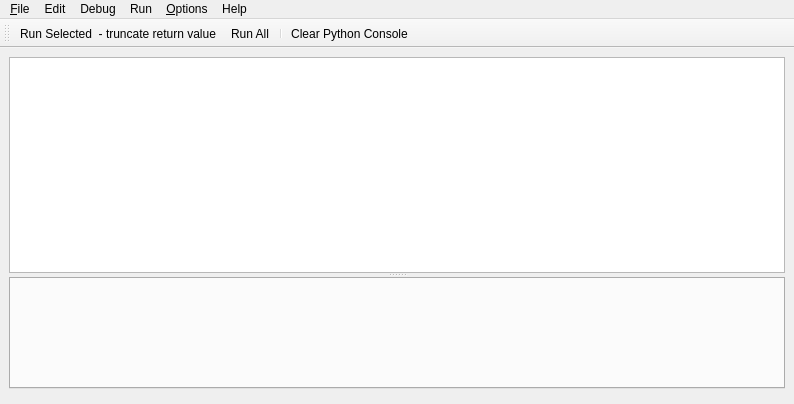
Qt form preditor/gui/ui/loggerwindow.ui (blurstudio/PrEditor) before a commit.
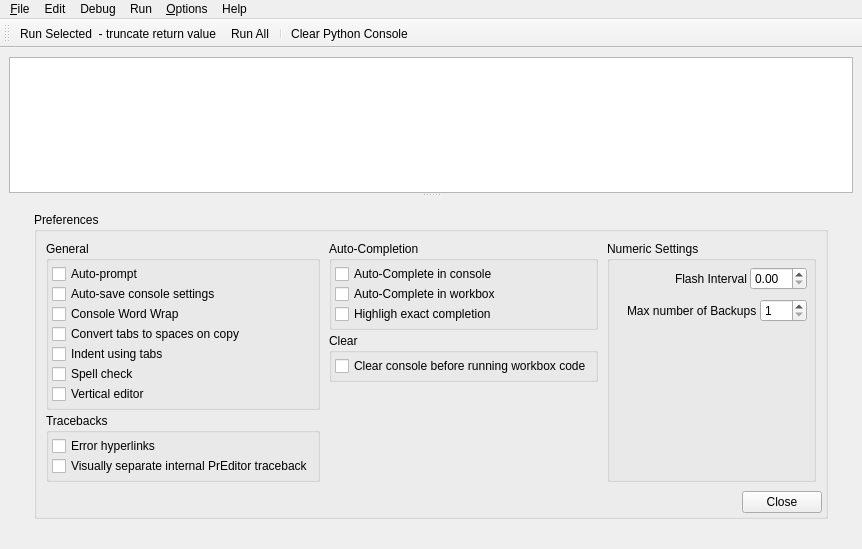
The same form after that commit. Custom widgets are drawn as their Qt base class.

Commit message: Move Preferences to a uiWorkboxSTACK page

```diff
--- a/preditor/gui/ui/loggerwindow.ui
+++ b/preditor/gui/ui/loggerwindow.ui
@@ -6,8 +6,8 @@
    <rect>
     <x>0</x>
     <y>0</y>
-    <width>794</width>
-    <height>404</height>
+    <width>862</width>
+    <height>549</height>
    </rect>
   </property>
   <property name="minimumSize">
@@ -35,8 +35,11 @@
        </property>
       </widget>
       <widget class="QStackedWidget" name="uiWorkboxSTACK">
+       <property name="frameShape">
+        <enum>QFrame::NoFrame</enum>
+       </property>
        <property name="currentIndex">
-        <number>1</number>
+        <number>2</number>
        </property>
        <widget class="QWidget" name="Options">
         <layout class="QVBoxLayout" name="verticalLayout_5">
@@ -84,6 +87,619 @@
          </item>
         </layout>
        </widget>
+       <widget class="QWidget" name="page">
+        <layout class="QVBoxLayout" name="verticalLayout_8">
+         <item>
+          <widget class="QWidget" name="uiPreferencesPAGE" native="true">
+           <property name="styleSheet">
+            <string notr="true"/>
+           </property>
+           <layout class="QVBoxLayout" name="verticalLayout_2">
+            <property name="spacing">
+             <number>3</number>
+            </property>
+            <property name="leftMargin">
+             <number>3</number>
+            </property>
+            <property name="topMargin">
+             <number>3</number>
+            </property>
+            <property name="rightMargin">
+             <number>3</number>
+            </property>
+            <property name="bottomMargin">
+             <number>3</number>
+            </property>
+            <item>
+             <spacer name="verticalSpacer_3">
+              <property name="orientation">
+               <enum>Qt::Vertical</enum>
+              </property>
+              <property name="sizeHint" stdset="0">
+               <size>
+                <width>20</width>
+                <height>40</height>
+               </size>
+              </property>
+             </spacer>
+            </item>
+            <item>
+             <widget class="QWidget" name="widget_2" native="true">
+              <property name="styleSheet">
+               <string notr="true"/>
+              </property>
+              <layout class="QHBoxLayout" name="horizontalLayout_2">
+               <property name="spacing">
+                <number>3</number>
+               </property>
+               <property name="leftMargin">
+                <number>3</number>
+               </property>
+               <property name="topMargin">
+                <number>3</number>
+               </property>
+               <property name="rightMargin">
+                <number>3</number>
+               </property>
+               <property name="bottomMargin">
+                <number>3</number>
+               </property>
+               <item>
+                <spacer name="horizontalSpacer">
+                 <property name="orientation">
+                  <enum>Qt::Horizontal</enum>
+                 </property>
+                 <property name="sizeHint" stdset="0">
+                  <size>
+                   <width>40</width>
+                   <height>20</height>
+                  </size>
+                 </property>
+                </spacer>
+               </item>
+               <item>
+                <widget class="QGroupBox" name="uiPreferencesGRP">
+                 <property name="styleSheet">
+                  <string notr="true"/>
+                 </property>
+                 <property name="title">
+                  <string>Preferences</string>
+                 </property>
+                 <layout class="QVBoxLayout" name="verticalLayout_12">
+                  <property name="spacing">
+                   <number>3</number>
+                  </property>
+                  <property name="leftMargin">
+                   <number>3</number>
+                  </property>
+                  <property name="topMargin">
+                   <number>3</number>
+                  </property>
+                  <property name="rightMargin">
+                   <number>3</number>
+                  </property>
+                  <property name="bottomMargin">
+                   <number>3</number>
+                  </property>
+                  <item>
+                   <widget class="QWidget" name="uiPreferencesWDGT" native="true">
+                    <property name="styleSheet">
+                     <string notr="true"/>
+                    </property>
+                    <layout class="QHBoxLayout" name="horizontalLayout_3">
+                     <property name="spacing">
+                      <number>3</number>
+                     </property>
+                     <property name="leftMargin">
+                      <number>3</number>
+                     </property>
+                     <property name="topMargin">
+                      <number>3</number>
+                     </property>
+                     <property name="rightMargin">
+                      <number>3</number>
+                     </property>
+                     <property name="bottomMargin">
+                      <number>3</number>
+                     </property>
+                     <item>
+                      <widget class="QWidget" name="widget_3" native="true">
+                       <property name="styleSheet">
+                        <string notr="true"/>
+                       </property>
+                       <layout class="QVBoxLayout" name="verticalLayout_6">
+                        <property name="spacing">
+                         <number>3</number>
+                        </property>
+                        <property name="leftMargin">
+                         <number>3</number>
+                        </property>
+                        <property name="topMargin">
+                         <number>3</number>
+                        </property>
+                        <property name="rightMargin">
+                         <number>3</number>
+                        </property>
+                        <property name="bottomMargin">
+                         <number>3</number>
+                        </property>
+                        <item>
+                         <widget class="QGroupBox" name="uiGeneralGRP">
+                          <property name="title">
+                           <string>General</string>
+                          </property>
+                          <layout class="QVBoxLayout" name="verticalLayout_10">
+                           <property name="spacing">
+                            <number>0</number>
+                           </property>
+                           <property name="leftMargin">
+                            <number>3</number>
+                           </property>
+                           <property name="topMargin">
+                            <number>3</number>
+                           </property>
+                           <property name="rightMargin">
+                            <number>3</number>
+                           </property>
+                           <property name="bottomMargin">
+                            <number>3</number>
+                           </property>
+                           <item>
+                            <widget class="QCheckBox" name="uiAutoPromptCHK">
+                             <property name="text">
+                              <string>Auto-prompt</string>
+                             </property>
+                            </widget>
+                           </item>
+                           <item>
+                            <widget class="QCheckBox" name="uiAutoSaveSettingsCHK">
+                             <property name="text">
+                              <string>Auto-save console settings</string>
+                             </property>
+                            </widget>
+                           </item>
+                           <item>
+                            <widget class="QCheckBox" name="uiWordWrapCHK">
+                             <property name="text">
+                              <string>Console Word Wrap</string>
+                             </property>
+                            </widget>
+                           </item>
+                           <item>
+                            <widget class="QCheckBox" name="uiCopyTabsToSpacesCHK">
+                             <property name="text">
+                              <string>Convert tabs to spaces on copy</string>
+                             </property>
+                            </widget>
+                           </item>
+                           <item>
+                            <widget class="QCheckBox" name="uiIndentationsTabsCHK">
+                             <property name="text">
+                              <string>Indent using tabs</string>
+                             </property>
+                            </widget>
+                           </item>
+                           <item>
+                            <widget class="QCheckBox" name="uiSpellCheckEnabledCHK">
+                             <property name="text">
+                              <string>Spell check</string>
+                             </property>
+                            </widget>
+                           </item>
+                           <item>
+                            <widget class="QCheckBox" name="uiEditorVerticalCHK">
+                             <property name="text">
+                              <string>Vertical editor</string>
+                             </property>
+                            </widget>
+                           </item>
+                          </layout>
+                         </widget>
+                        </item>
+                        <item>
+                         <widget class="QGroupBox" name="uiTracebacksGRP">
+                          <property name="title">
+                           <string>Tracebacks</string>
+                          </property>
+                          <layout class="QVBoxLayout" name="verticalLayout_15">
+                           <property name="spacing">
+                            <number>0</number>
+                           </property>
+                           <property name="leftMargin">
+                            <number>3</number>
+                           </property>
+                           <property name="topMargin">
+                            <number>3</number>
+                           </property>
+                           <property name="rightMargin">
+                            <number>3</number>
+                           </property>
+                           <property name="bottomMargin">
+                            <number>3</number>
+                           </property>
+                           <item>
+                            <widget class="QCheckBox" name="uiErrorHyperlinksCHK">
+                             <property name="text">
+                              <string>Error hyperlinks</string>
+                             </property>
+                            </widget>
+                           </item>
+                           <item>
+                            <widget class="QCheckBox" name="uiSeparateTracebackCHK">
+                             <property name="text">
+                              <string>Visually separate internal PrEditor traceback</string>
+                             </property>
+                            </widget>
+                           </item>
+                          </layout>
+                         </widget>
+                        </item>
+                        <item>
+                         <spacer name="verticalSpacer_2">
+                          <property name="orientation">
+                           <enum>Qt::Vertical</enum>
+                          </property>
+                          <property name="sizeHint" stdset="0">
+                           <size>
+                            <width>20</width>
+                            <height>40</height>
+                           </size>
+                          </property>
+                         </spacer>
+                        </item>
+                       </layout>
+                      </widget>
+                     </item>
+                     <item>
+                      <widget class="QWidget" name="widget" native="true">
+                       <property name="styleSheet">
+                        <string notr="true"/>
+                       </property>
+                       <layout class="QVBoxLayout" name="verticalLayout_3">
+                        <property name="spacing">
+                         <number>3</number>
+                        </property>
+                        <property name="leftMargin">
+                         <number>3</number>
+                        </property>
+                        <property name="topMargin">
+                         <number>3</number>
+                        </property>
+                        <property name="rightMargin">
+                         <number>3</number>
+                        </property>
+                        <property name="bottomMargin">
+                         <number>3</number>
+                        </property>
+                        <item>
+                         <widget class="QGroupBox" name="uiAutoCompletionGRP">
+                          <property name="title">
+                           <string>Auto-Completion</string>
+                          </property>
+                          <layout class="QVBoxLayout" name="verticalLayout_7">
+                           <property name="spacing">
+                            <number>0</number>
+                           </property>
+                           <property name="leftMargin">
+                            <number>3</number>
+                           </property>
+                           <property name="topMargin">
+                            <number>3</number>
+                           </property>
+                           <property name="rightMargin">
+                            <number>3</number>
+                           </property>
+                           <property name="bottomMargin">
+                            <number>3</number>
+                           </property>
+                           <item>
+                            <widget class="QCheckBox" name="uiConsoleAutoCompleteEnabledCHK">
+                             <property name="text">
+                              <string>Auto-Complete in console</string>
+                             </property>
+                            </widget>
+                           </item>
+                           <item>
+                            <widget class="QCheckBox" name="uiWorkboxAutoCompleteEnabledCHK">
+                             <property name="text">
+                              <string>Auto-Complete in workbox</string>
+                             </property>
+                            </widget>
+                           </item>
+                           <item>
+                            <widget class="QCheckBox" name="uiHighlightExactCompletionCHK">
+                             <property name="text">
+                              <string>Highligh exact completion</string>
+                             </property>
+                            </widget>
+                           </item>
+                          </layout>
+                         </widget>
+                        </item>
+                        <item>
+                         <widget class="QGroupBox" name="uiClearGRP">
+                          <property name="title">
+                           <string>Clear</string>
+                          </property>
+                          <layout class="QVBoxLayout" name="verticalLayout_9">
+                           <property name="spacing">
+                            <number>0</number>
+                           </property>
+                           <property name="leftMargin">
+                            <number>3</number>
+                           </property>
+                           <property name="topMargin">
+                            <number>3</number>
+                           </property>
+                           <property name="rightMargin">
+                            <number>3</number>
+                           </property>
+                           <property name="bottomMargin">
+                            <number>3</number>
+                           </property>
+                           <item>
+                            <widget class="QCheckBox" name="uiClearBeforeRunningCHK">
+                             <property name="text">
+                              <string>Clear console before running workbox code</string>
+                             </property>
+                            </widget>
+                           </item>
+                          </layout>
+                         </widget>
+                        </item>
+                        <item>
+                         <spacer name="verticalSpacer">
+                          <property name="orientation">
+                           <enum>Qt::Vertical</enum>
+                          </property>
+                          <property name="sizeHint" stdset="0">
+                           <size>
+                            <width>20</width>
+                            <height>40</height>
+                           </size>
+                          </property>
+                         </spacer>
+                        </item>
+                       </layout>
+                      </widget>
+                     </item>
+                     <item>
+                      <widget class="QWidget" name="widget_4" native="true">
+                       <property name="styleSheet">
+                        <string notr="true"/>
+                       </property>
+                       <layout class="QVBoxLayout" name="verticalLayout_11">
+                        <property name="spacing">
+                         <number>3</number>
+                        </property>
+                        <property name="leftMargin">
+                         <number>3</number>
+                        </property>
+                        <property name="topMargin">
+                         <number>3</number>
+                        </property>
+                        <property name="rightMargin">
+                         <number>3</number>
+                        </property>
+                        <property name="bottomMargin">
+                         <number>3</number>
+                        </property>
+                        <item>
+                         <widget class="QGroupBox" name="uiNumericSettingsGRP">
+                          <property name="title">
+                           <string>Numeric Settings</string>
+                          </property>
+                          <layout class="QVBoxLayout" name="verticalLayout_13">
+                           <property name="spacing">
+                            <number>3</number>
+                           </property>
+                           <property name="leftMargin">
+                            <number>3</number>
+                           </property>
+                           <property name="topMargin">
+                            <number>3</number>
+                           </property>
+                           <property name="rightMargin">
+                            <number>3</number>
+                           </property>
+                           <property name="bottomMargin">
+                            <number>3</number>
+                           </property>
+                           <item>
+                            <widget class="QWidget" name="widget_5" native="true">
+                             <property name="toolTip">
+                              <string>'If running code in the logger takes X seconds or longer,
+ the window will flash if it is not in focus.
+ Setting the value to zero will disable flashing.'</string>
+                             </property>
+                             <property name="styleSheet">
+                              <string notr="true"/>
+                             </property>
+                             <layout class="QHBoxLayout" name="horizontalLayout_5">
+                              <property name="spacing">
+                               <number>3</number>
+                              </property>
+                              <property name="leftMargin">
+                               <number>3</number>
+                              </property>
+                              <property name="topMargin">
+                               <number>3</number>
+                              </property>
+                              <property name="rightMargin">
+                               <number>3</number>
+                              </property>
+                              <property name="bottomMargin">
+                               <number>3</number>
+                              </property>
+                              <item>
+                               <spacer name="horizontalSpacer_3">
+                                <property name="orientation">
+                                 <enum>Qt::Horizontal</enum>
+                                </property>
+                                <property name="sizeHint" stdset="0">
+                                 <size>
+                                  <width>40</width>
+                                  <height>20</height>
+                                 </size>
+                                </property>
+                               </spacer>
+                              </item>
+                              <item>
+                               <widget class="QLabel" name="label">
+                                <property name="toolTip">
+                                 <string>'If running code in the logger takes X seconds or longer,
+ the window will flash if it is not in focus.
+ Setting the value to zero will disable flashing.'</string>
+                                </property>
+                                <property name="text">
+                                 <string>Flash Interval</string>
+                                </property>
+                               </widget>
+                              </item>
+                              <item>
+                               <widget class="QDoubleSpinBox" name="uiFlashTimeSPIN">
+                                <property name="toolTip">
+                                 <string>'If running code in the logger takes X seconds or longer,
+ the window will flash if it is not in focus.
+ Setting the value to zero will disable flashing.'</string>
+                                </property>
+                               </widget>
+                              </item>
+                             </layout>
+                            </widget>
+                           </item>
+                           <item>
+                            <widget class="QWidget" name="widget_6" native="true">
+                             <property name="toolTip">
+                              <string>Set the maximun number of backup files on disk per workbox.
+Must be at least 1</string>
+                             </property>
+                             <property name="styleSheet">
+                              <string notr="true"/>
+                             </property>
+                             <layout class="QHBoxLayout" name="horizontalLayout_6">
+                              <property name="spacing">
+                               <number>3</number>
+                              </property>
+                              <property name="leftMargin">
+                               <number>3</number>
+                              </property>
+                              <property name="topMargin">
+                               <number>3</number>
+                              </property>
+                              <property name="rightMargin">
+                               <number>3</number>
+                              </property>
+                              <property name="bottomMargin">
+                               <number>3</number>
+                              </property>
+                              <item>
+                               <spacer name="horizontalSpacer_4">
+                                <property name="orientation">
+                                 <enum>Qt::Horizontal</enum>
+                                </property>
+                                <property name="sizeHint" stdset="0">
+                                 <size>
+                                  <width>40</width>
+                                  <height>20</height>
+                                 </size>
+                                </property>
+                               </spacer>
+                              </item>
+                              <item>
+                               <widget class="QLabel" name="label_2">
+                                <property name="toolTip">
+                                 <string>Set the maximun number of backup files on disk per workbox.
+Must be at least 1</string>
+                                </property>
+                                <property name="text">
+                                 <string>Max number of Backups</string>
+                                </property>
+                               </widget>
+                              </item>
+                              <item>
+                               <widget class="QSpinBox" name="uiMaxNumBackupsSPIN">
+                                <property name="toolTip">
+                                 <string>Set the maximun number of backup files on disk per workbox.
+Must be at least 1</string>
+                                </property>
+                                <property name="minimum">
+                                 <number>1</number>
+                                </property>
+                                <property name="maximum">
+                                 <number>999</number>
+                                </property>
+                               </widget>
+                              </item>
+                             </layout>
+                            </widget>
+                           </item>
+                           <item>
+                            <spacer name="verticalSpacer_5">
+                             <property name="orientation">
+                              <enum>Qt::Vertical</enum>
+                             </property>
+                             <property name="sizeHint" stdset="0">
+                              <size>
+                               <width>20</width>
+                               <height>40</height>
+                              </size>
+                             </property>
+                            </spacer>
+                           </item>
+                          </layout>
+                         </widget>
+                        </item>
+                       </layout>
+                      </widget>
+                     </item>
+                    </layout>
+                   </widget>
+                  </item>
+                  <item>
+                   <widget class="QDialogButtonBox" name="uiClosePreferencesBTN">
+                    <property name="standardButtons">
+                     <set>QDialogButtonBox::Close</set>
+                    </property>
+                   </widget>
+                  </item>
+                 </layout>
+                </widget>
+               </item>
+               <item>
+                <spacer name="horizontalSpacer_2">
+                 <property name="orientation">
+                  <enum>Qt::Horizontal</enum>
+                 </property>
+                 <property name="sizeHint" stdset="0">
+                  <size>
+                   <width>40</width>
+                   <height>20</height>
+                  </size>
+                 </property>
+                </spacer>
+               </item>
+              </layout>
+             </widget>
+            </item>
+            <item>
+             <spacer name="verticalSpacer_4">
+              <property name="orientation">
+               <enum>Qt::Vertical</enum>
+              </property>
+              <property name="sizeHint" stdset="0">
+               <size>
+                <width>20</width>
+                <height>40</height>
+               </size>
+              </property>
+             </spacer>
+            </item>
+           </layout>
+          </widget>
+         </item>
+        </layout>
+       </widget>
       </widget>
      </widget>
     </item>
@@ -97,7 +713,7 @@
     <rect>
      <x>0</x>
      <y>0</y>
-     <width>796</width>
+     <width>862</width>
      <height>22</height>
     </rect>
    </property>
```
Left out of the diff: 57 changed lines with no effect on the pictures. The commit also changes 5 other files.
